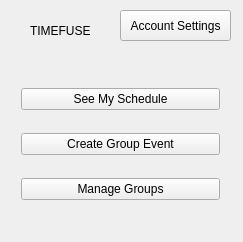
Before: the Qt Designer form home_screen.ui in allenh1/timefuse-client, drawn with Qt 5.
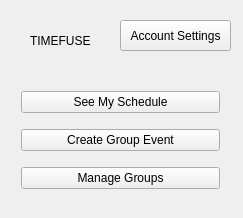
After: the same form once the commit is applied.

```diff
--- a/home_screen.ui
+++ b/home_screen.ui
@@ -7,7 +7,7 @@
     <x>0</x>
     <y>0</y>
     <width>243</width>
-    <height>242</height>
+    <height>218</height>
    </rect>
   </property>
   <property name="windowTitle">
@@ -17,9 +17,9 @@
    <property name="geometry">
     <rect>
      <x>10</x>
-     <y>60</y>
+     <y>70</y>
      <width>221</width>
-     <height>171</height>
+     <height>141</height>
     </rect>
    </property>
    <layout class="QGridLayout" name="gridLayout">
@@ -50,7 +50,7 @@
    <property name="geometry">
     <rect>
      <x>120</x>
-     <y>10</y>
+     <y>20</y>
      <width>111</width>
      <height>31</height>
     </rect>
@@ -63,7 +63,7 @@
    <property name="geometry">
     <rect>
      <x>30</x>
-     <y>20</y>
+     <y>30</y>
      <width>61</width>
      <height>21</height>
     </rect>
```
